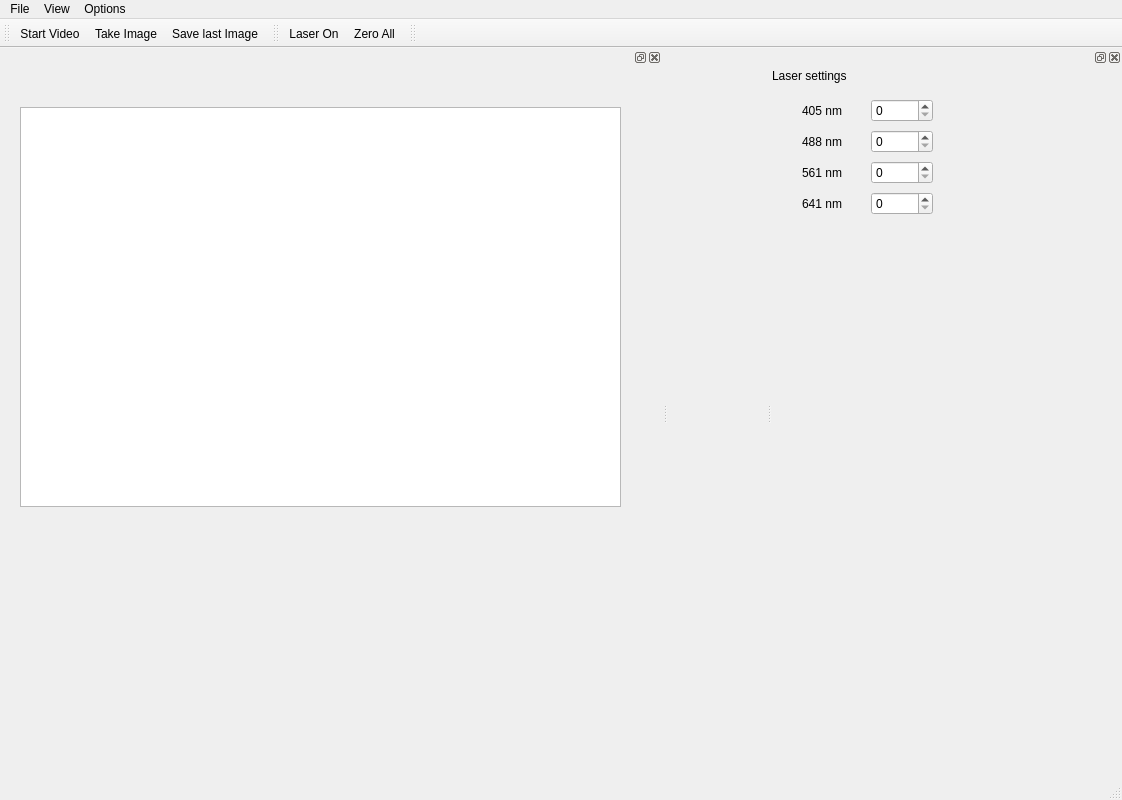
The window that gui/fluorescence_microscopy/ui_basic.ui (fbarho/qudi-cbs) describes before a commit, drawn with Qt 5.
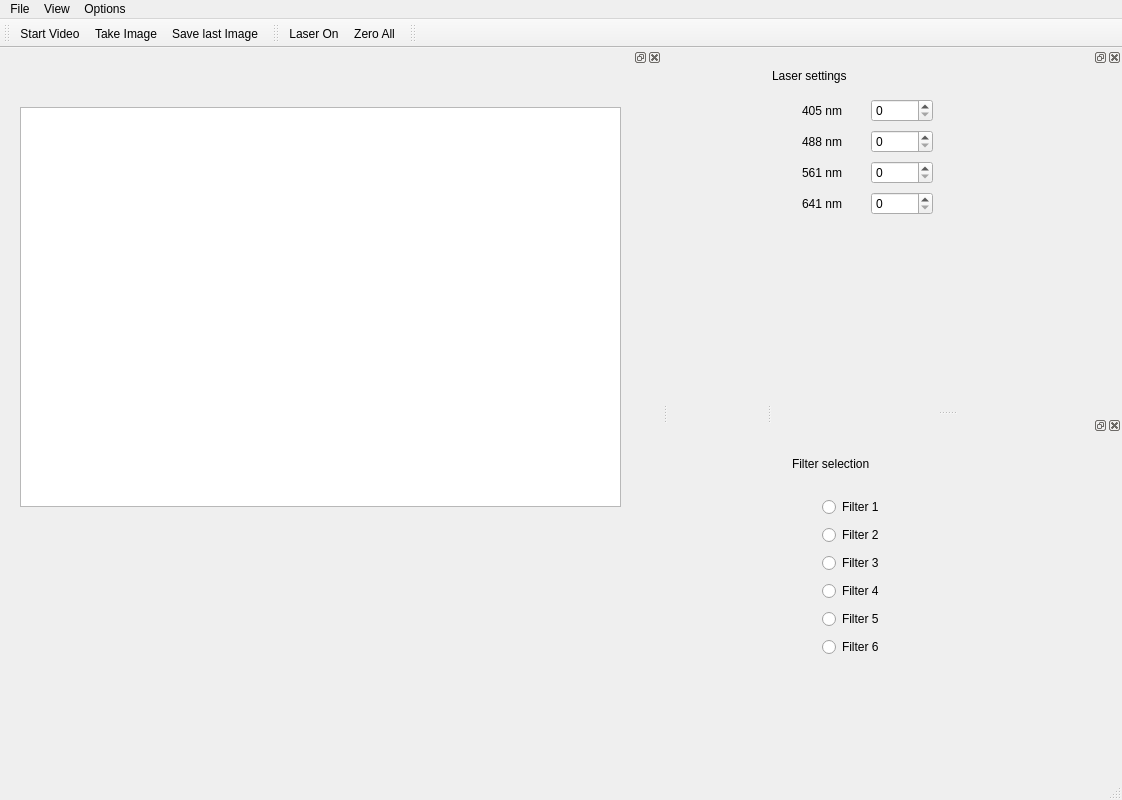
The same window after the commit. Custom widgets are drawn as their Qt base class.

Commit message:
added filterwheel control to basic gui
in this first version: no distinction between setup with filterwheel and
without. optional use of filterwheel has yet to be included.

The edit to the form file:
```diff
--- a/gui/fluorescence_microscopy/ui_basic.ui
+++ b/gui/fluorescence_microscopy/ui_basic.ui
@@ -96,7 +96,7 @@
       <string>Laser settings</string>
      </property>
     </widget>
-    <widget class="QWidget" name="">
+    <widget class="QWidget" name="layoutWidget">
      <property name="geometry">
       <rect>
        <x>30</x>
@@ -219,6 +219,86 @@
     <bool>false</bool>
    </attribute>
   </widget>
+  <widget class="QDockWidget" name="filterwheel_DockWidget">
+   <property name="minimumSize">
+    <size>
+     <width>350</width>
+     <height>350</height>
+    </size>
+   </property>
+   <attribute name="dockWidgetArea">
+    <number>2</number>
+   </attribute>
+   <widget class="QWidget" name="dockWidgetContents_3">
+    <widget class="QLabel" name="label">
+     <property name="geometry">
+      <rect>
+       <x>20</x>
+       <y>20</y>
+       <width>141</width>
+       <height>17</height>
+      </rect>
+     </property>
+     <property name="text">
+      <string>Filter selection</string>
+     </property>
+    </widget>
+    <widget class="QWidget" name="">
+     <property name="geometry">
+      <rect>
+       <x>50</x>
+       <y>60</y>
+       <width>73</width>
+       <height>170</height>
+      </rect>
+     </property>
+     <layout class="QVBoxLayout" name="verticalLayout">
+      <item>
+       <widget class="QRadioButton" name="filter1_RadioButton">
+        <property name="text">
+         <string>Filter 1</string>
+        </property>
+       </widget>
+      </item>
+      <item>
+       <widget class="QRadioButton" name="filter2_RadioButton">
+        <property name="text">
+         <string>Filter 2</string>
+        </property>
+       </widget>
+      </item>
+      <item>
+       <widget class="QRadioButton" name="filter3_RadioButton">
+        <property name="text">
+         <string>Filter 3</string>
+        </property>
+       </widget>
+      </item>
+      <item>
+       <widget class="QRadioButton" name="filter4_RadioButton">
+        <property name="text">
+         <string>Filter 4</string>
+        </property>
+       </widget>
+      </item>
+      <item>
+       <widget class="QRadioButton" name="filter5_RadioButton">
+        <property name="text">
+         <string>Filter 5</string>
+        </property>
+       </widget>
+      </item>
+      <item>
+       <widget class="QRadioButton" name="filter6_RadioButton">
+        <property name="text">
+         <string>Filter 6</string>
+        </property>
+       </widget>
+      </item>
+     </layout>
+    </widget>
+   </widget>
+  </widget>
   <action name="save_image_MenuAction">
    <property name="text">
     <string>Save Image</string>
```
The commit also changes 5 other files.
